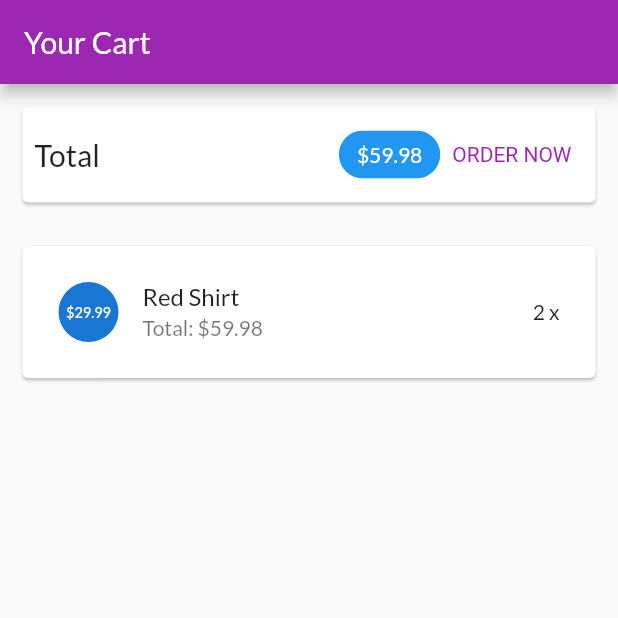
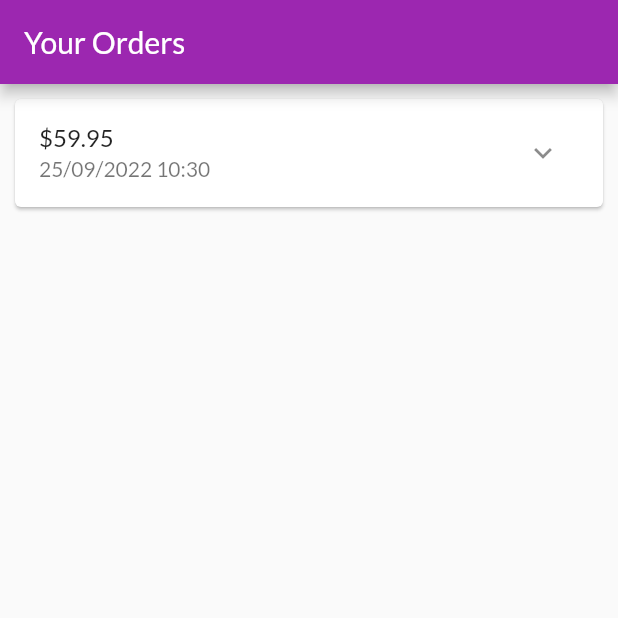
Before and after one commit to duykhang288/PTUDDD, a Flutter app: the screen it shows after launch, on a phone screen of 412 x 824 dp, the top half of it. Run offline on Flutter 3.47's test engine with Material 2 defaults, Android fonts, the phone set to English and light mode, and no system bars.

Commit message:
Xay dung trang cac dat hang

```diff
--- a/lib/main.dart
+++ b/lib/main.dart
@@ -4,6 +4,7 @@ import 'ui/product_detail_screen.dart';
 import 'ui/products/product_overview_screen.dart';
 import 'ui/products/user_products_screen.dart';
 import 'ui/cart/cart_screen.dart';
+import 'ui/orders/orders_screen.dart';
 
 void main() {
   runApp(const MyApp());
@@ -26,7 +27,7 @@ class MyApp extends StatelessWidget {
           secondary: Colors.deepOrange,
         ),
       ),
-      home: const SafeArea(child: CartScreen()),
+      home: const SafeArea(child: OrderScreen()),
     );
   }
 }
--- /dev/null
+++ b/lib/models/order_item.dart
@@ -0,0 +1,32 @@
+import 'cart_item.dart';
+
+class OrderItem {
+  final String? id;
+  final double amount;
+  final List<CartItem> products;
+  final DateTime dateTime;
+  int get productCount {
+    return products.length;
+  }
+
+  OrderItem({
+    this.id,
+    required this.amount,
+    required this.products,
+    DateTime? dateTime,
+  }) : dateTime = dateTime ?? DateTime.now();
+
+  OrderItem copyWith({
+    String? id,
+    double? amount,
+    List<CartItem>? products,
+    DateTime? dateTime,
+  }) {
+    return OrderItem(
+      id: id ?? this.id,
+      amount: amount ?? this.amount,
+      products: products ?? this.products,
+      dateTime: dateTime ?? this.dateTime,
+    );
+  }
+}
--- /dev/null
+++ b/lib/ui/orders/order_item_card.dart
@@ -0,0 +1,80 @@
+import 'dart:math';
+
+import 'package:flutter/material.dart';
+import 'package:intl/intl.dart';
+
+import '../../models/order_item.dart';
+
+class OrderItemCard extends StatefulWidget {
+  final OrderItem order;
+
+  const OrderItemCard(this.order, {super.key});
+
+  @override
+  State<OrderItemCard> createState() => _OrderItemCardState();
+}
+
+class _OrderItemCardState extends State<OrderItemCard> {
+  var _expanded = false;
+
+  @override
+  Widget build(BuildContext context) {
+    return Card(
+      margin: const EdgeInsets.all(10),
+      child: Column(
+        children: <Widget>[
+          buildOrderSummary(),
+          if (_expanded) buildOrderDetails()
+        ],
+      ),
+    );
+  }
+
+  Widget buildOrderDetails() {
+    return Container(
+      padding: const EdgeInsets.symmetric(horizontal: 15, vertical: 4),
+      height: min(widget.order.productCount * 20.0 + 10, 100),
+      child: ListView(
+          children: widget.order.products
+              .map(
+                (prod) => Row(
+                  mainAxisAlignment: MainAxisAlignment.spaceBetween,
+                  children: <Widget>[
+                    Text(
+                      prod.title,
+                      style: const TextStyle(
+                        fontSize: 18,
+                        fontWeight: FontWeight.bold,
+                      ),
+                    ),
+                    Text(
+                      '${prod.quantity}x \$${prod.price}',
+                      style: const TextStyle(
+                        fontSize: 18,
+                        color: Colors.grey,
+                      ),
+                    )
+                  ],
+                ),
+              )
+              .toList()),
+    );
+  }
+
+  Widget buildOrderSummary() {
+    return ListTile(
+      title: Text('\$${widget.order.amount}'),
+      subtitle: Text(
+        DateFormat('dd/MM/yyyy hh:mm').format(widget.order.dateTime),
+      ),
+      trailing: IconButton(
+        icon: Icon(_expanded ? Icons.expand_less : Icons.expand_more),
+        onPressed: () {
+          setState(() {
+            _expanded = !_expanded;
+          });
+        },
+      ),
+    );
+  }
+}
--- /dev/null
+++ b/lib/ui/orders/order_manager.dart
@@ -0,0 +1,30 @@
+import 'package:flutter/cupertino.dart';
+
+import '../../models/cart_item.dart';
+import '../../models/order_item.dart';
+
+class OrdersManager with ChangeNotifier {
+  final List<OrderItem> _orders = [
+    OrderItem(
+      id: 'o1',
+      amount: 59.95,
+      products: [
+        CartItem(
+          id: 'c1',
+          title: 'Red Shirt',
+          price: 29.99,
+          quantity: 2,
+        )
+      ],
+      dateTime: DateTime.now(),
+    )
+  ];
+
+  int get orderCount {
+    return _orders.length;
+  }
+
+  List<OrderItem> get orders {
+    return [..._orders];
+  }
+}
--- /dev/null
+++ b/lib/ui/orders/orders_screen.dart
@@ -0,0 +1,25 @@
+import 'dart:math';
+
+import 'package:flutter/material.dart';
+
+import 'order_manager.dart';
+import 'order_item_card.dart';
+
+class OrderScreen extends StatelessWidget {
+  const OrderScreen({super.key});
+
+  @override
+  Widget build(BuildContext context) {
+    print('building orders');
+    final ordersManager = OrdersManager();
+    return Scaffold(
+      appBar: AppBar(
+        title: const Text('Your Orders'),
+      ),
+      body: ListView.builder(
+        itemCount: ordersManager.orderCount,
+        itemBuilder: (ctx, i) => OrderItemCard(ordersManager.orders[i]),
+      ),
+    );
+  }
+}
--- a/pubspec.yaml
+++ b/pubspec.yaml
@@ -29,6 +29,7 @@ environment:
 dependencies:
   flutter:
     sdk: flutter
+  intl: ^0.17.0
 
 
   # The following adds the Cupertino Icons font to your application.
```
Also changed, not shown: pubspec.lock.
